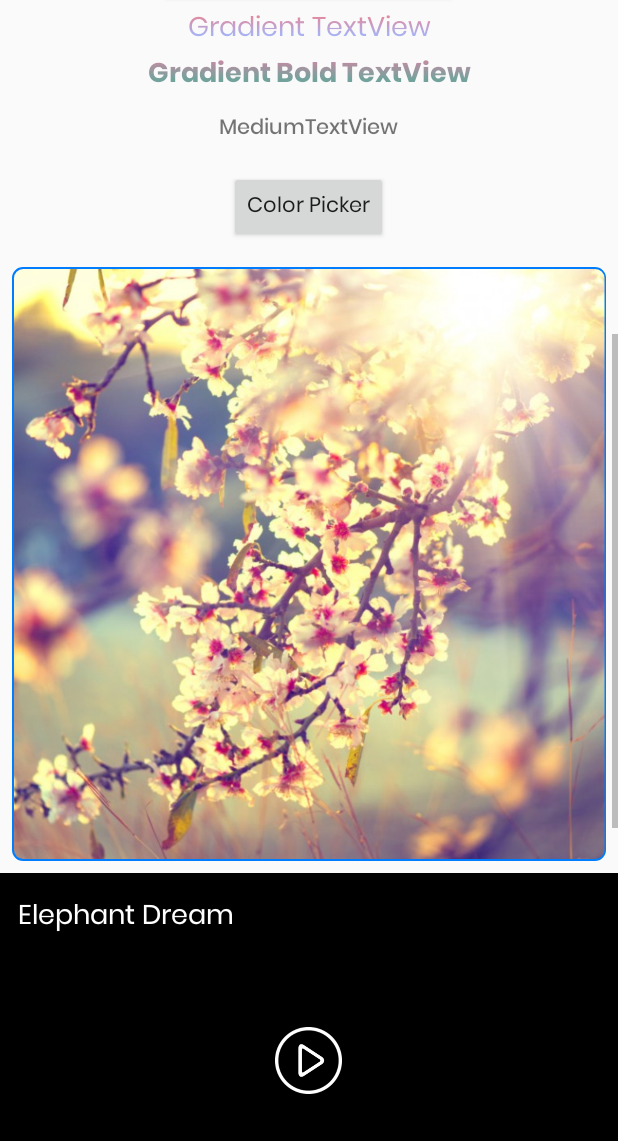
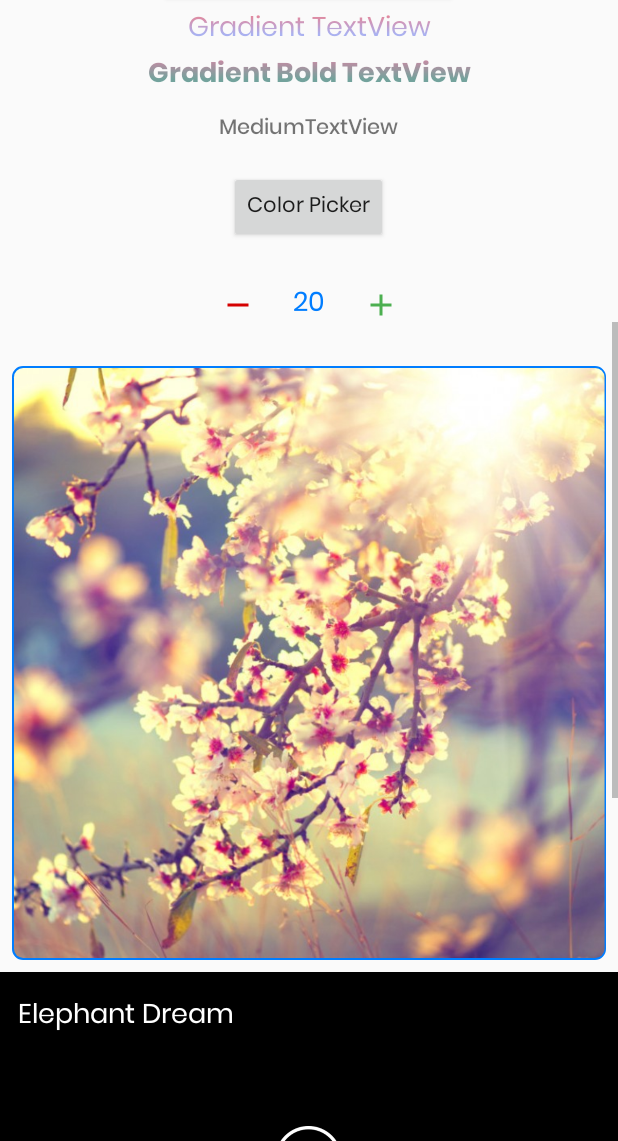
Before and after one commit to dvinfosys/CustomWidgets, an Android app: the screen it shows after launch (MainActivity), scrolled down 537 dp, on a phone screen of 412 x 824 dp, the part 95-1236 px from its top. Run offline under Robolectric (Android 15) with nearby library versions, the phone set to English and light mode, and no system bars; our stand-ins replace CircleImageView, sdp/ssp sizes; pictures from the network do not load.

Commit message:
Update Widgets

```diff
--- a/app/src/main/java/com/dvinfosys/WidgetsExample/MainActivity.java
+++ b/app/src/main/java/com/dvinfosys/WidgetsExample/MainActivity.java
@@ -18,6 +18,7 @@ import android.widget.Toast;
 import com.dvinfosys.widgets.Button.NormalButton;
 import com.dvinfosys.widgets.ColorPicker.ColorPickerDialog;
 import com.dvinfosys.widgets.ColorPicker.ColorPickerDialogListener;
+import com.dvinfosys.widgets.NumberCounter.Counter;
 import com.dvinfosys.widgets.ToastView.ToastView;
 import com.dvinfosys.widgets.VideoPlayer.VPVideoPlayer;
 import com.dvinfosys.widgets.VideoPlayer.VPVideoPlayerStandard;
@@ -30,6 +31,7 @@ public class MainActivity extends AppCompatActivity implements ColorPickerDialog
     private Context context;
     private Button btnErrorToastView, btnSuccessToastView, btnInfoToastView, btnWarringToastView;
     private NormalButton btnColorPicker;
+    private Counter numberCounter;
 
     @Override
     protected void onCreate(Bundle savedInstanceState) {
@@ -41,6 +43,10 @@ public class MainActivity extends AppCompatActivity implements ColorPickerDialog
         btnInfoToastView = findViewById(R.id.button_info_toast);
         btnWarringToastView = findViewById(R.id.button_warning_toast);
         btnColorPicker = findViewById(R.id.btn_color_picker);
+        numberCounter = findViewById(R.id.number_counter);
+
+        numberCounter.setPlusButtonColor(Color.parseColor("#4CAF50"));
+        numberCounter.setMinusButtonColor(Color.parseColor("#D50000"));
 
         VPVideoPlayerStandard videoPlayerStandard = findViewById(R.id.vp_videoplayer);
         videoPlayerStandard.setUp("http://commondatastorage.googleapis.com/gtv-videos-bucket/sample/ElephantsDream.mp4", VPVideoPlayerStandard.SCREEN_LAYOUT_NORMAL, "Elephant Dream");
@@ -109,12 +115,11 @@ public class MainActivity extends AppCompatActivity implements ColorPickerDialog
             public void onClick(View v) {
                 ColorPickerDialog.newBuilder()
                         .setDialogType(ColorPickerDialog.TYPE_CUSTOM)
-                        .setAllowPresets(false)
+                        .setAllowPresets(true)
                         .setDialogId(DIALOG_ID)
                         .setColor(Color.BLACK)
                         .setShowAlphaSlider(true)
                         .show(MainActivity.this);
-
             }
         });
     }
--- a/app/src/main/res/layout/activity_main.xml
+++ b/app/src/main/res/layout/activity_main.xml
@@ -149,9 +149,25 @@
             android:text="Color Picker"
             android:textAllCaps="false" />
 
+        <com.dvinfosys.widgets.NumberCounter.Counter
+            android:id="@+id/number_counter"
+            android:layout_width="wrap_content"
+            android:layout_height="wrap_content"
+            android:layout_gravity="center"
+            android:layout_margin="8dp"
+            app:displayAsInteger="true"
+            app:initialValue="20"
+            app:maxValue="100"
+            app:minValue="1"
+            app:minusButtonColor="#D50000"
+            app:plusButtonColor="#4CAF50"
+            app:stepValue="1"
+            app:textColor="@color/color_blue"
+            app:textSize="12dp" />
+
         <com.dvinfosys.widgets.ImageView.RoundedImageView
             android:layout_width="wrap_content"
-            android:layout_height="200dp"
+            android:layout_height="100dp"
             android:layout_margin="8dp"
             android:src="@drawable/demo_image"
             app:borderColor="@color/color_blue"
--- /dev/null
+++ b/libraries/src/main/java/com/dvinfosys/widgets/NumberCounter/Counter.java
@@ -0,0 +1,316 @@
+package com.dvinfosys.widgets.NumberCounter;
+
+import android.content.Context;
+import android.content.res.TypedArray;
+import android.graphics.drawable.Drawable;
+import android.support.annotation.ColorInt;
+import android.support.annotation.DrawableRes;
+import android.support.annotation.NonNull;
+import android.support.annotation.Nullable;
+import android.support.v4.content.ContextCompat;
+import android.support.v4.graphics.drawable.DrawableCompat;
+import android.util.AttributeSet;
+import android.view.View;
+import android.widget.ImageButton;
+import android.widget.LinearLayout;
+import android.widget.TextView;
+
+import com.dvinfosys.widgets.R;
+
+import java.util.Locale;
+
+public class Counter extends LinearLayout {
+    public static final String TAG = "JavaHorizontalCounter";
+
+    public static final String DEFAULT_STEP_COUNT_SIZE = "1";
+    public static final int DEFAULT_TEXT_SIZE = 16;
+    public static final Double DEFAULT_STEP_COUNT = 1.0;
+    public static final Double DEFAULT_CURRENT_VALUE = 0.0;
+    public static final Double DEFAULT_MAX_VALUE = 999.0;
+
+    private String stepString = DEFAULT_STEP_COUNT_SIZE;
+    private Double stepValue = DEFAULT_STEP_COUNT;
+    private Double currentValue = DEFAULT_CURRENT_VALUE;
+    private Double maxValue = DEFAULT_MAX_VALUE;
+    private Double minValue = -DEFAULT_MAX_VALUE;
+
+    @ColorInt
+    private int plusButtonColor;
+    @ColorInt
+    private int minusButtonColor;
+    private int textColor;
+    private int textSize = DEFAULT_TEXT_SIZE;
+
+    private boolean displayingInteger = false;
+
+    private RepeatListener.ReleaseCallback releaseCallback;
+    private TextView value;
+    private ImageButton plusButton, minusButton;
+    private Drawable plusIcon, minusIcon;
+
+    @DrawableRes
+    private int DEFAULT_PLUS_ICON = R.drawable.plus;
+    @DrawableRes
+    private int DEFAULT_MINUS_ICON = R.drawable.minus;
+
+    public Counter(Context context) {
+        super(context);
+    }
+
+    public Counter(Context context, @Nullable AttributeSet attrs) {
+        super(context, attrs);
+        init(context, attrs);
+    }
+
+    private void init(Context context, @Nullable AttributeSet attrs) {
+
+        inflate(context, R.layout.counter_layout, this);
+
+        plusButton = findViewById(R.id.plus);
+        minusButton = findViewById(R.id.minus);
+        value = findViewById(R.id.value);
+
+        float density = getResources().getDisplayMetrics().density;
+        textSize = (int) (density * textSize);
+
+        plusButtonColor = ContextCompat.getColor(context, R.color.colorDefault);
+        minusButtonColor = ContextCompat.getColor(context, R.color.colorDefault);
+        textColor = ContextCompat.getColor(context, android.R.color.primary_text_light);
+
+        if (attrs != null) {
+
+            TypedArray attributes = context.obtainStyledAttributes(attrs, R.styleable.Counter);
+
+            plusButtonColor = attributes.getColor(R.styleable.Counter_plusButtonColor, plusButtonColor);
+            minusButtonColor = attributes.getColor(R.styleable.Counter_minusButtonColor, minusButtonColor);
+            textSize = (int) attributes.getDimension(R.styleable.Counter_textSize, textSize);
+            setTextColor(attributes.getColor(R.styleable.Counter_textColor, textColor));
+
+            String currentValueString = attributes.getString(R.styleable.Counter_initialValue);
+            String stepValueString = attributes.getString(R.styleable.Counter_stepValue);
+            String maxValueString = attributes.getString(R.styleable.Counter_maxValue);
+            String minValueString = attributes.getString(R.styleable.Counter_minValue);
+
+            currentValue = (currentValueString != null) ? Double.valueOf(currentValueString) : DEFAULT_CURRENT_VALUE;
+            maxValue = (maxValueString != null) ? Double.valueOf(maxValueString) : DEFAULT_MAX_VALUE;
+            minValue = (minValueString != null) ? Double.valueOf(minValueString) : -DEFAULT_MAX_VALUE;
+            setStepValue(stepValueString != null ? Double.valueOf(stepValueString) : DEFAULT_STEP_COUNT);
+
+            Drawable rawPlusIcon = attributes.getDrawable(R.styleable.Counter_plusIcon);
+            Drawable rawMinusIcon = attributes.getDrawable(R.styleable.Counter_minusIcon);
+
+            plusIcon = (rawPlusIcon != null) ? rawPlusIcon : ContextCompat.getDrawable(context, DEFAULT_PLUS_ICON);
+            minusIcon = (rawMinusIcon != null) ? rawMinusIcon : ContextCompat.getDrawable(context, DEFAULT_MINUS_ICON);
+
+            displayingInteger = attributes.getBoolean(R.styleable.Counter_displayAsInteger, false);
+
+            if (maxValue <= minValue || minValue >= maxValue) {
+                throw new InvalidLimitsException();
+            }
+
+            attributes.recycle();
+        }
+
+        setupViews();
+
+    }
+
+    private void setupViews() {
+        prepareViews(true);
+        setupValueTextView();
+        setupButtons();
+        prepareViews(false);
+    }
+
+    private void setupButtons() {
+        setupPlusButton();
+        setupMinusButton();
+    }
+
+    private void setupValueTextView() {
+        value.setTextColor(textColor);
+        value.setTextSize(textSize);
+        updateCurrentValue();
+    }
+
+    private void prepareViews(boolean initializing) {
+        value.setVisibility((initializing) ? GONE : VISIBLE);
+        plusButton.setVisibility((initializing) ? GONE : VISIBLE);
+        minusButton.setVisibility((initializing) ? GONE : VISIBLE);
+
+        value.setAlpha((initializing) ? 0 : 1f);
+        plusButton.setAlpha((initializing) ? 0 : 1f);
+        minusButton.setAlpha((initializing) ? 0 : 1f);
+    }
+
+    private void updateCurrentValue() {
+        if (getCurrentValue() != null) {
+            value.setText((isDisplayingInteger()) ?
+                    String.format(Locale.US, "%d", getCurrentValue().intValue()) :
+                    String.format("%." + getStepString() + "f", getCurrentValue().floatValue()));
+        }
+    }
+
+    private void setupPlusButton() {
+        setPlusButtonColor(plusButtonColor);
+        plusButton.setImageDrawable(plusIcon);
+        plusButton.setOnTouchListener(getPlusButtonListener());
+    }
+
+    public int getPlusButtonColor() {
+        return plusButtonColor;
+    }
+
+    public void setPlusButtonColor(int plusButtonColor) {
+        this.plusButtonColor = plusButtonColor;
+        DrawableCompat.setTint(this.plusButton.getDrawable(), plusButtonColor);
+    }
+
+    public Drawable getPlusIcon() {
+        return plusIcon;
+    }
+
+    public void setPlusIcon(Drawable plusIcon) {
+        this.plusIcon = (plusIcon != null) ? plusIcon : ContextCompat.getDrawable(getContext(), DEFAULT_PLUS_ICON);
+        this.plusButton.setImageDrawable(this.plusIcon);
+        setPlusButtonColor(this.plusButtonColor);
+    }
+
+    private OnTouchListener getPlusButtonListener() {
+        /*return new RepeatListener(v -> {
+            if(getCurrentValue() < getMaxValue() && (getCurrentValue() + getStepValue()) <= getMaxValue()) {
+                setCurrentValue(getCurrentValue() + getStepValue());
+                updateCurrentValue();
+            }
+        }, getReleaseCallback());*/
+        return new RepeatListener(new OnClickListener() {
+            @Override
+            public void onClick(View v) {
+                if (Counter.this.getCurrentValue() < Counter.this.getMaxValue() && (Counter.this.getCurrentValue() + Counter.this.getStepValue()) <= Counter.this.getMaxValue()) {
+                    Counter.this.setCurrentValue(Counter.this.getCurrentValue() + Counter.this.getStepValue());
+                    Counter.this.updateCurrentValue();
+                }
+            }
+        }, getReleaseCallback());
+
+    }
+
+    private void setupMinusButton() {
+        setMinusButtonColor(minusButtonColor);
+        minusButton.setImageDrawable(minusIcon);
+        minusButton.setOnTouchListener(getMinusButtonListener());
+    }
+
+    public int getMinusButtonColor() {
+        return minusButtonColor;
+    }
+
+    public void setMinusButtonColor(int minusButtonColor) {
+        this.minusButtonColor = minusButtonColor;
+        DrawableCompat.setTint(this.minusButton.getDrawable(), minusButtonColor);
+    }
+
+    public Drawable getMinusIcon() {
+        return minusIcon;
+    }
+
+    public void setMinusIcon(Drawable minusIcon) {
+        this.minusIcon = (minusIcon != null) ? minusIcon : ContextCompat.getDrawable(getContext(), DEFAULT_MINUS_ICON);
+        this.minusButton.setImageDrawable(this.minusIcon);
+        setMinusButtonColor(this.minusButtonColor);
+    }
+
+    private OnTouchListener getMinusButtonListener() {
+        return new RepeatListener(new OnClickListener() {
+            @Override
+            public void onClick(View v) {
+                if (Counter.this.getCurrentValue() > Counter.this.getMinValue() && (Counter.this.getCurrentValue() - Counter.this.getStepValue()) >= Counter.this.getMinValue()) {
+                    Counter.this.setCurrentValue(Counter.this.getCurrentValue() - Counter.this.getStepValue());
+                    Counter.this.updateCurrentValue();
+                }
+            }
+        }, getReleaseCallback());
+    }
+
+    public void setOnReleaseListener(@NonNull RepeatListener.ReleaseCallback releaseCallback) {
+        this.releaseCallback = releaseCallback;
+    }
+
+    public RepeatListener.ReleaseCallback getReleaseCallback() {
+        return releaseCallback;
+    }
+
+    public String getStepString() {
+        return stepString;
+    }
+
+    public Double getStepValue() {
+        return stepValue;
+    }
+
+    public void setStepValue(@NonNull Double stepValue) {
+        this.stepValue = stepValue;
+        this.stepString = String.valueOf(stepValue.toString().split("\\.")[1].length());
+        updateCurrentValue();
+    }
+
+    public Double getCurrentValue() {
+        return currentValue;
+    }
+
+    public void setCurrentValue(@NonNull Double currentValue) {
+        this.currentValue = currentValue;
+    }
+
+    public Double getMaxValue() {
+        return maxValue;
+    }
+
+    public void setMaxValue(@NonNull Double maxValue) {
+        if (maxValue <= getMinValue()) {
+            throw new InvalidLimitsException();
+        }
+        this.maxValue = maxValue;
+        setupButtons();
+    }
+
+    public Double getMinValue() {
+        return minValue;
+    }
+
+    public void setMinValue(@NonNull Double minValue) {
+        if (minValue >= getMaxValue()) {
+            throw new InvalidLimitsException();
+        }
+        this.minValue = minValue;
+        setupButtons();
+    }
+
+    public boolean isDisplayingInteger() {
+        return displayingInteger;
+    }
+
+    public void setDisplayingInteger(boolean displayingInteger) {
+        this.displayingInteger = displayingInteger;
+        updateCurrentValue();
+    }
+
+    public int getTextColor() {
+        return textColor;
+    }
+
+    public void setTextColor(int textColor) {
+        this.textColor = textColor;
+        value.setTextColor(textColor);
+    }
+
+    public int getTextSize() {
+        return textSize;
+    }
+
+    public void setTextSize(int textSize) {
+        this.textSize = (int) (textSize * getResources().getDisplayMetrics().density);
+        value.setTextSize(this.textSize);
+    }
+
+}
--- /dev/null
+++ b/libraries/src/main/java/com/dvinfosys/widgets/NumberCounter/RepeatListener.java
@@ -0,0 +1,69 @@
+package com.dvinfosys.widgets.NumberCounter;
+
+import android.os.Handler;
+import android.view.MotionEvent;
+import android.view.View;
+import android.view.View.OnClickListener;
+import android.view.View.OnTouchListener;
+
+public class RepeatListener implements View.OnTouchListener {
+
+    public interface ReleaseCallback {
+        void onRelease();
+    }
+
+    private Handler handler = new Handler();
+
+    private int initialInterval = 400;
+    private int normalInterval = 100;
+    private final OnClickListener clickListener;
+    private final ReleaseCallback releaseCallback;
+
+    private Runnable handlerRunnable = new Runnable() {
+        @Override
+        public void run() {
+            handler.postDelayed(this, normalInterval);
+            clickListener.onClick(downView);
+        }
+    };
+
+    private View downView;
+
+    public RepeatListener(int initialInterval, int normalInterval,
+                          OnClickListener clickListener, ReleaseCallback releaseCallback) {
+        if (clickListener == null)
+            throw new IllegalArgumentException("Null Runnable");
+        if (initialInterval < 0 || normalInterval < 0)
+            throw new IllegalArgumentException("Negative interval is invalid!");
+
+        this.initialInterval = initialInterval;
+        this.normalInterval = normalInterval;
+        this.clickListener = clickListener;
+        this.releaseCallback = releaseCallback;
+    }
+    RepeatListener(OnClickListener clickListener, ReleaseCallback releaseCallback) {
+        if (clickListener == null)
+            throw new IllegalArgumentException("Null runnable");
+        this.clickListener = clickListener;
+        this.releaseCallback = releaseCallback;
+    }
+
+    public boolean onTouch(View view, MotionEvent motionEvent) {
+        switch (motionEvent.getAction()) {
+            case MotionEvent.ACTION_DOWN:
+                handler.removeCallbacks(handlerRunnable);
+                handler.postDelayed(handlerRunnable, initialInterval);
+                view.setPressed(true);
+                view.performClick();
+                clickListener.onClick(view);
+                return true;
+            case MotionEvent.ACTION_UP:
+            case MotionEvent.ACTION_CANCEL:
+                handler.removeCallbacks(handlerRunnable);
+                view.setPressed(false);
+                if(releaseCallback != null) releaseCallback.onRelease();
+                return true;
+        }
+        return false;
+    }
+}
--- /dev/null
+++ b/libraries/src/main/res/drawable/minus.xml
@@ -0,0 +1,8 @@
+<?xml version="1.0" encoding="utf-8"?>
+<vector xmlns:android="http://schemas.android.com/apk/res/android"
+    android:height="24dp"
+    android:width="24dp"
+    android:viewportWidth="24"
+    android:viewportHeight="24">
+    <path android:fillColor="#000" android:pathData="M19,13H5V11H19V13Z" />
+</vector>
--- /dev/null
+++ b/libraries/src/main/res/drawable/plus.xml
@@ -0,0 +1,8 @@
+<?xml version="1.0" encoding="utf-8"?>
+<vector xmlns:android="http://schemas.android.com/apk/res/android"
+    android:height="24dp"
+    android:width="24dp"
+    android:viewportWidth="24"
+    android:viewportHeight="24">
+    <path android:fillColor="#000" android:pathData="M19,13H13V19H11V13H5V11H11V5H13V11H19V13Z" />
+</vector>
--- /dev/null
+++ b/libraries/src/main/res/layout/counter_layout.xml
@@ -0,0 +1,44 @@
+<?xml version="1.0" encoding="utf-8"?>
+<LinearLayout xmlns:android="http://schemas.android.com/apk/res/android"
+    xmlns:app="http://schemas.android.com/apk/res-auto"
+    android:id="@+id/layout_counter"
+    android:layout_width="wrap_content"
+    android:layout_height="wrap_content"
+    android:gravity="center"
+    android:orientation="horizontal"
+    android:weightSum="2">
+
+    <ImageButton
+        android:id="@+id/minus"
+        android:layout_width="50dp"
+        android:layout_height="50dp"
+        android:background="@android:color/transparent"
+        android:contentDescription="@string/minus_description"
+        android:foreground="?android:attr/selectableItemBackground"
+        app:srcCompat="@drawable/minus" />
+
+    <com.dvinfosys.widgets.TextView.NormalTextView
+        android:id="@+id/value"
+        android:layout_width="wrap_content"
+        android:layout_height="wrap_content"
+        android:layout_marginLeft="8dp"
+        android:layout_marginRight="8dp"
+        android:gravity="center"
+        android:maxEms="6"
+        android:maxLength="6"
+        android:maxLines="1"
+        android:minEms="1"
+        android:paddingLeft="@dimen/_3sdp"
+        android:paddingRight="@dimen/_3sdp"
+        android:textSize="@dimen/_25sdp" />
+
+    <ImageButton
+        android:id="@+id/plus"
+        android:layout_width="50dp"
+        android:layout_height="50dp"
+        android:background="@android:color/transparent"
+        android:contentDescription="@string/plus_description"
+        android:foreground="?android:attr/selectableItemBackground"
+        app:srcCompat="@drawable/plus" />
+
+</LinearLayout>
--- a/libraries/src/main/res/layout/dialog_color_picker.xml
+++ b/libraries/src/main/res/layout/dialog_color_picker.xml
@@ -3,6 +3,7 @@
     xmlns:app="http://schemas.android.com/apk/res-auto"
     xmlns:tools="http://schemas.android.com/tools"
     android:layout_width="match_parent"
+    android:scrollbars="none"
     android:layout_height="wrap_content">
 
     <LinearLayout xmlns:android="http://schemas.android.com/apk/res/android"
--- a/libraries/src/main/res/layout/dialog_presets.xml
+++ b/libraries/src/main/res/layout/dialog_presets.xml
@@ -2,7 +2,8 @@
 <ScrollView xmlns:android="http://schemas.android.com/apk/res/android"
     xmlns:tools="http://schemas.android.com/tools"
     android:layout_width="match_parent"
-    android:layout_height="wrap_content">
+    android:layout_height="wrap_content"
+    android:scrollbars="none">
 
     <LinearLayout
         android:layout_width="match_parent"
--- a/libraries/src/main/res/values/colors.xml
+++ b/libraries/src/main/res/values/colors.xml
@@ -8,4 +8,6 @@
     <color name="normalColor">#353A3E</color>
     <color name="colorStart">#520000</color>
     <color name="colorEnd">#F7C0C0</color>
+
+    <color name="colorDefault">#03A9F4</color>
 </resources>
--- a/libraries/src/main/res/values/strings.xml
+++ b/libraries/src/main/res/values/strings.xml
@@ -12,4 +12,9 @@
     <string name="custom">Custom</string>
     <string name="select">Select</string>
     <string name="transparency">Transparency</string>
+
+    <string name="minus">-</string>
+    <string name="plus">+</string>
+    <string name="minus_description">Decrement button</string>
+    <string name="plus_description">Increment button</string>
 </resources>
```
Also changed, not shown: libraries/src/main/java/com/dvinfosys/widgets/NumberCounter/InvalidLimitsException.java (added, +7 -0 lines), libraries/src/main/res/values/attrs.xml (+15 -0 lines).
